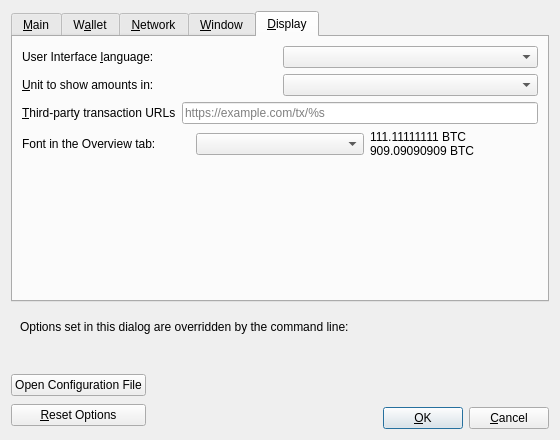
Old version of the form src/qt/forms/optionsdialog.ui in the repository LucasDu-lab/NoMoreASICs.
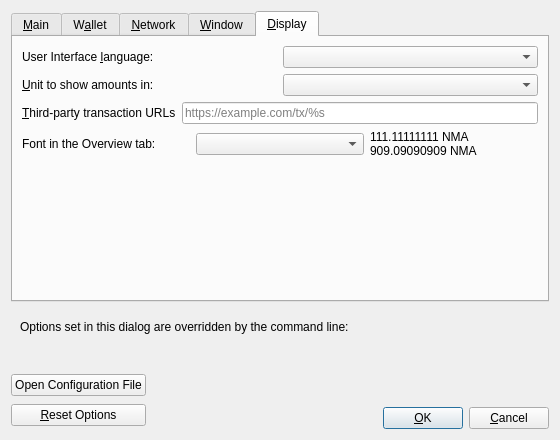
New version of the form. The open tabs and pages were chosen to show the change. Custom widgets are drawn as their Qt base class.

```diff
--- a/src/qt/forms/optionsdialog.ui
+++ b/src/qt/forms/optionsdialog.ui
@@ -779,8 +779,8 @@
          <item>
           <widget class="QLabel" name="moneyFont_preview">
            <property name="text">
-            <string notr="true">111.11111111 BTC
-909.09090909 BTC</string>
+            <string notr="true">111.11111111 NMA
+909.09090909 NMA</string>
            </property>
           </widget>
          </item>
```
